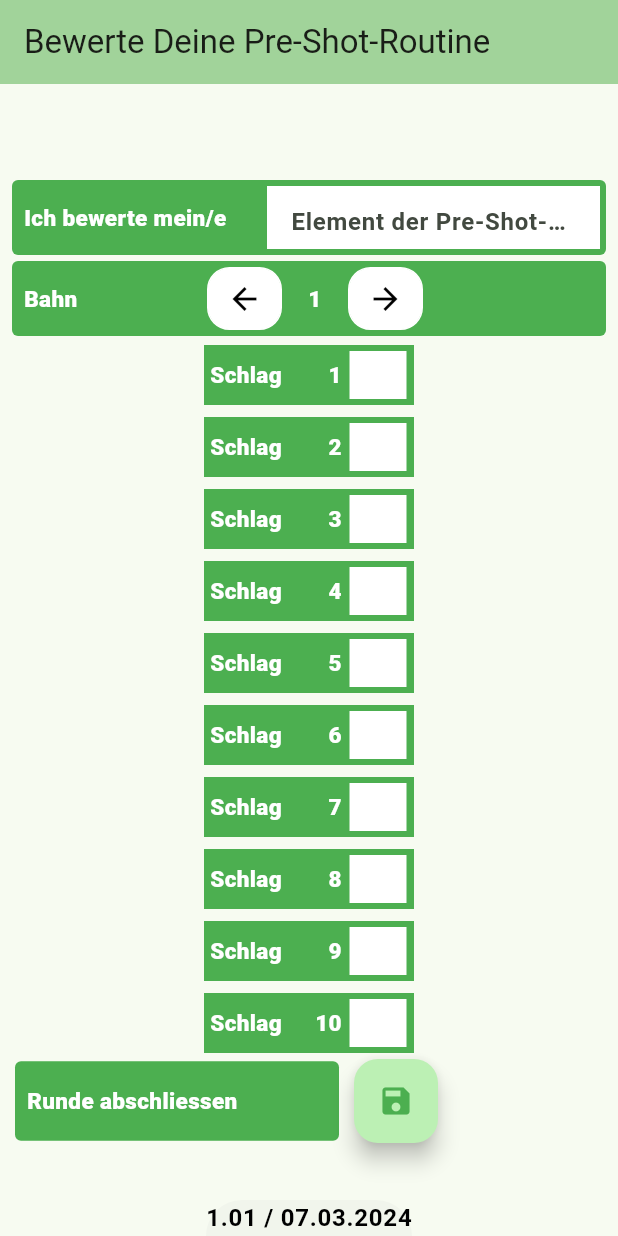
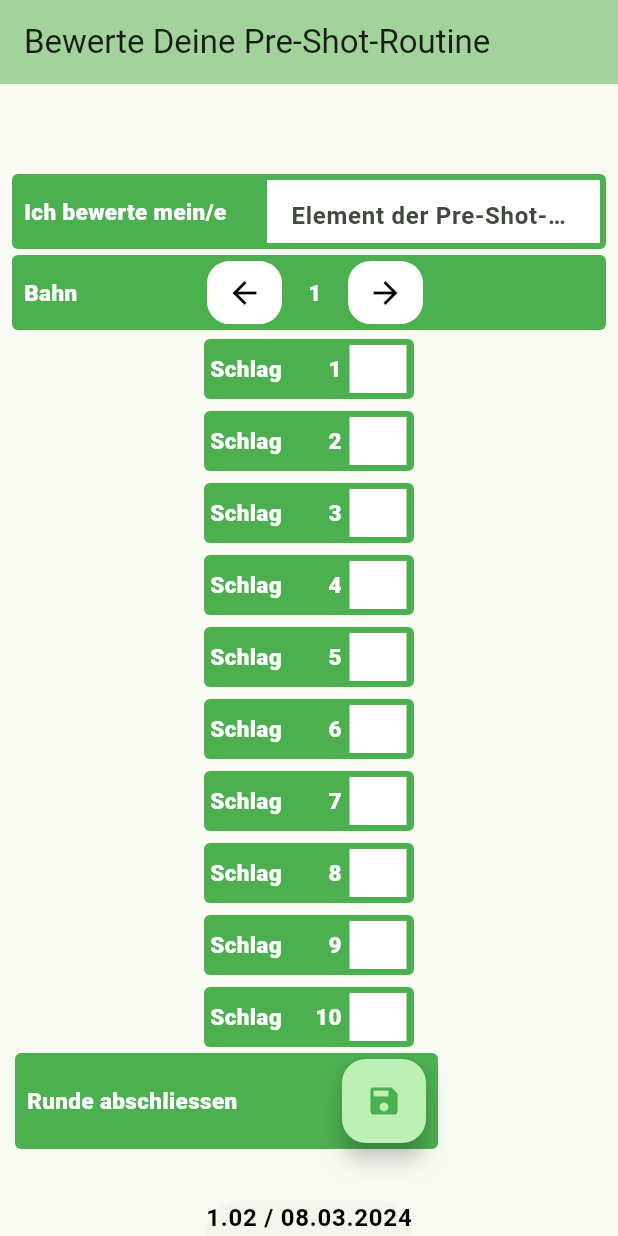
Before and after one commit to chrbuchsteiner61/valuation_pre_shot, a Flutter app: the screen it shows after launch, on a phone screen of 412 x 824 dp. Run offline on Flutter 3.47's test engine with Material 3 defaults, Android fonts, the light colour scheme and no system bars; our stand-ins replace logger, pdf, printing; Roboto replaces fonts that are missing (Noto).

Commit message:
rounded corners

```diff
--- a/lib/main.dart
+++ b/lib/main.dart
@@ -61,6 +61,8 @@ class MyApp extends StatelessWidget {
         fontFamily: 'Noto',
         useMaterial3: true,
         textTheme: const TextTheme(
+          headlineMedium: TextStyle(
+              fontSize: 16, fontWeight: FontWeight.w800, color: Colors.white),
           bodyMedium: TextStyle(
               fontSize: 15, fontWeight: FontWeight.w800, color: Colors.white),
           bodyLarge: TextStyle(
@@ -82,7 +84,7 @@ class MyHomePage extends StatefulWidget {
 }
 
 class _MyHomePageState extends State<MyHomePage> {
-  final String version = '1.01 / 07.03.2024';
+  final String version = '1.02 / 08.03.2024';
   int tee = 1;
 
   String aValuation = '';
--- a/lib/ui_areas/save_your_round.dart
+++ b/lib/ui_areas/save_your_round.dart
@@ -29,17 +29,17 @@ class SaveYourRound extends StatelessWidget {
       width: 10,
     );
 
-    return Row(
-      children: <Widget>[
+    return Row(children: <Widget>[
       aSpaceBetween,
       Container(
         decoration: BoxDecoration(
           borderRadius: const BorderRadius.all(Radius.circular(4)),
           color: Theme.of(context).colorScheme.primary,
         ),
-          padding: const EdgeInsets.symmetric(horizontal: 8, vertical: 16),
-          child: saveRoundText,
-        ),
+        padding: const EdgeInsets.symmetric(horizontal: 8, vertical: 4),
+        child: Row(
+          children: <Widget>[
+            saveRoundText,
             aSpaceBetween,
             FloatingActionButton(
               onPressed: () async {
@@ -53,9 +53,12 @@ class SaveYourRound extends StatelessWidget {
                 ); // generate a pdf
               },
               tooltip: 'close a round and generate a pdf',
-          child: Icon(Icons.save, color: Theme.of(context).colorScheme.primary),
+              child: Icon(Icons.save,
+                  color: Theme.of(context).colorScheme.primary),
             ),
           ],
-    );
+        ),
+      )
+    ]);
   }
 }
--- a/lib/ui_areas/single_valuation.dart
+++ b/lib/ui_areas/single_valuation.dart
@@ -26,7 +26,9 @@ class SingleValuation extends StatelessWidget {
 
   String convertStrokeNumberToTee(String strokeNumber) {
     int strokeOnATee = int.parse(strokeNumber) % numberOfStrokes;
-    if (strokeOnATee == 0) { strokeOnATee = 10;}
+    if (strokeOnATee == 0) {
+      strokeOnATee = 10;
+    }
     return strokeOnATee.toString();
   }
 
@@ -36,10 +38,12 @@ class SingleValuation extends StatelessWidget {
       visible: visibleElement,
       child: Center(
         child: Container(
-          color: Theme.of(context).colorScheme.primary,
           width: 140,
           height: 40,
           margin: const EdgeInsets.all(4),
+          decoration: BoxDecoration(
+              color: Theme.of(context).colorScheme.primary,
+              borderRadius: BorderRadius.all(Radius.circular(4))),
           child: Padding(
             padding: const EdgeInsets.all(4),
             child: Row(
```
Also changed, not shown: lib/ui_elements/styled_text.dart (indentation only), 1 other file. Lines whose indentation alone changed are shown as unchanged.
